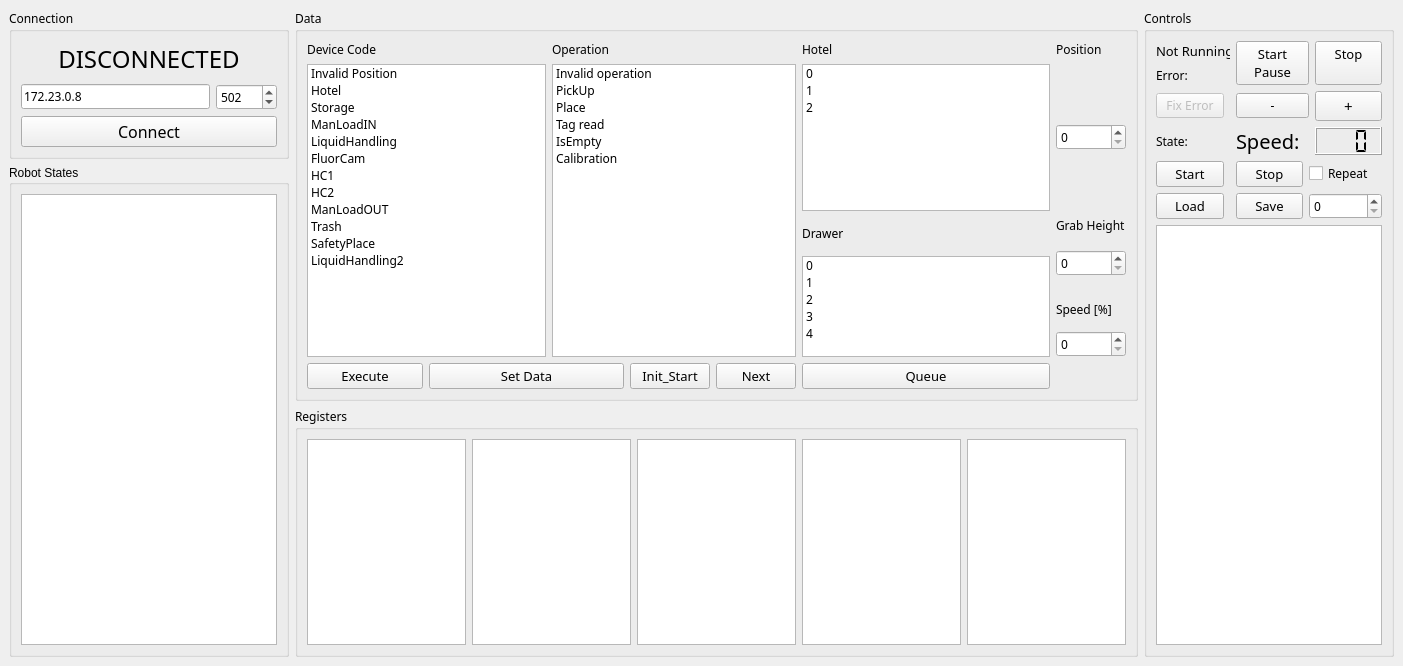
Tate-san/modbus-py, file main_gui.ui: the form before one commit.
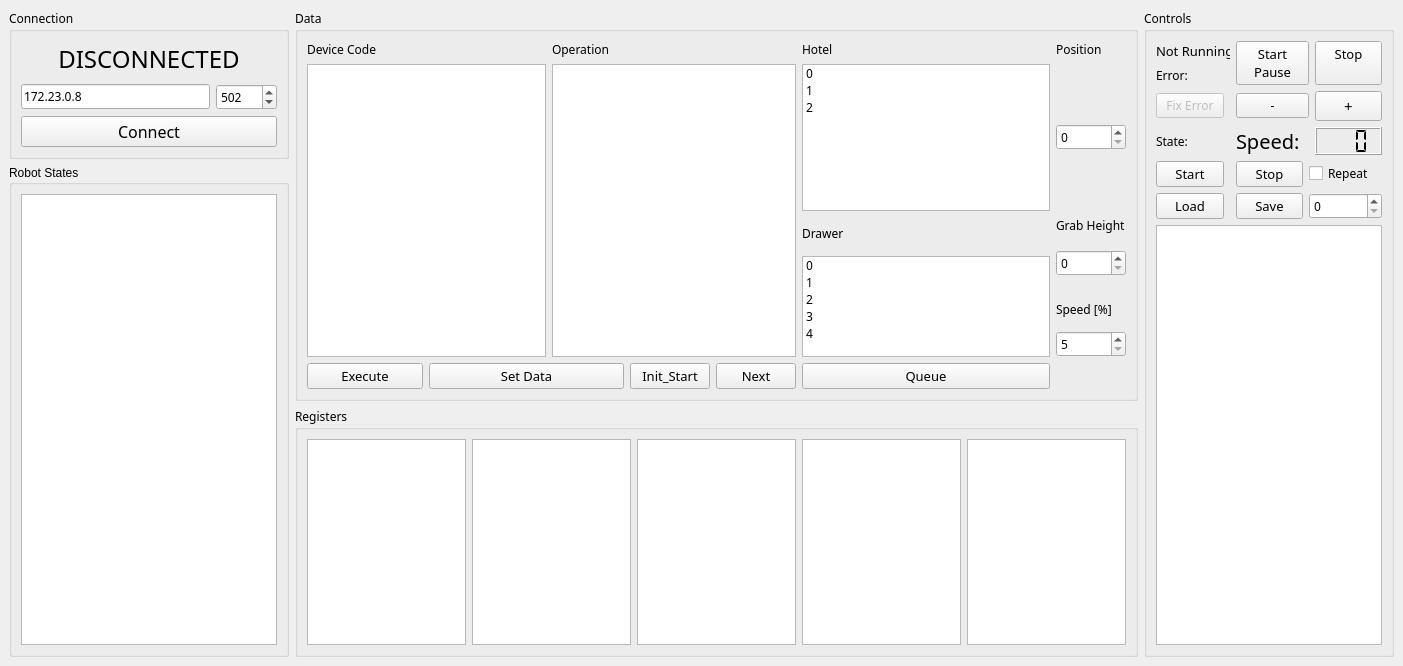
The form after the commit.

```diff
--- a/main_gui.ui
+++ b/main_gui.ui
@@ -227,11 +227,14 @@
            <family>Icons</family>
           </font>
          </property>
+         <property name="minimum">
+          <number>5</number>
+         </property>
          <property name="maximum">
           <number>100</number>
          </property>
          <property name="value">
-          <number>0</number>
+          <number>5</number>
          </property>
         </widget>
        </item>
@@ -281,36 +284,6 @@
          <property name="selectionRectVisible">
           <bool>true</bool>
          </property>
-         <item>
-          <property name="text">
-           <string>Invalid operation</string>
-          </property>
-         </item>
-         <item>
-          <property name="text">
-           <string>PickUp</string>
-          </property>
-         </item>
-         <item>
-          <property name="text">
-           <string>Place</string>
-          </property>
-         </item>
-         <item>
-          <property name="text">
-           <string>Tag read</string>
-          </property>
-         </item>
-         <item>
-          <property name="text">
-           <string>IsEmpty</string>
-          </property>
-         </item>
-         <item>
-          <property name="text">
-           <string>Calibration</string>
-          </property>
-         </item>
         </widget>
        </item>
        <item row="1" column="5">
@@ -431,66 +404,6 @@
          <property name="selectionRectVisible">
           <bool>true</bool>
          </property>
-         <item>
-          <property name="text">
-           <string>Invalid Position</string>
-          </property>
-         </item>
-         <item>
-          <property name="text">
-           <string>Hotel</string>
-          </property>
-         </item>
-         <item>
-          <property name="text">
-           <string>Storage</string>
-          </property>
-         </item>
-         <item>
-          <property name="text">
-           <string>ManLoadIN</string>
-          </property>
-         </item>
-         <item>
-          <property name="text">
-           <string>LiquidHandling</string>
-          </property>
-         </item>
-         <item>
-          <property name="text">
-           <string>FluorCam</string>
-          </property>
-         </item>
-         <item>
-          <property name="text">
-           <string>HC1</string>
-          </property>
-         </item>
-         <item>
-          <property name="text">
-           <string>HC2</string>
-          </property>
-         </item>
-         <item>
-          <property name="text">
-           <string>ManLoadOUT</string>
-          </property>
-         </item>
-         <item>
-          <property name="text">
-           <string>Trash</string>
-          </property>
-         </item>
-         <item>
-          <property name="text">
-           <string>SafetyPlace</string>
-          </property>
-         </item>
-         <item>
-          <property name="text">
-           <string>LiquidHandling2</string>
-          </property>
-         </item>
         </widget>
        </item>
        <item row="7" column="1" colspan="2">
```
